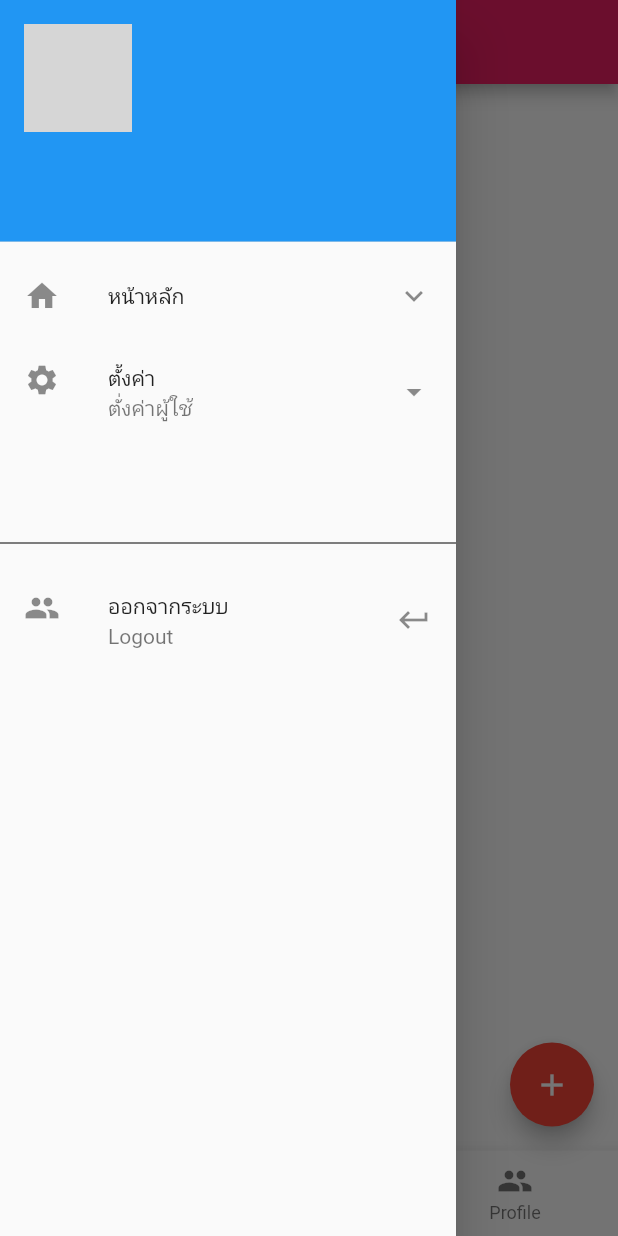
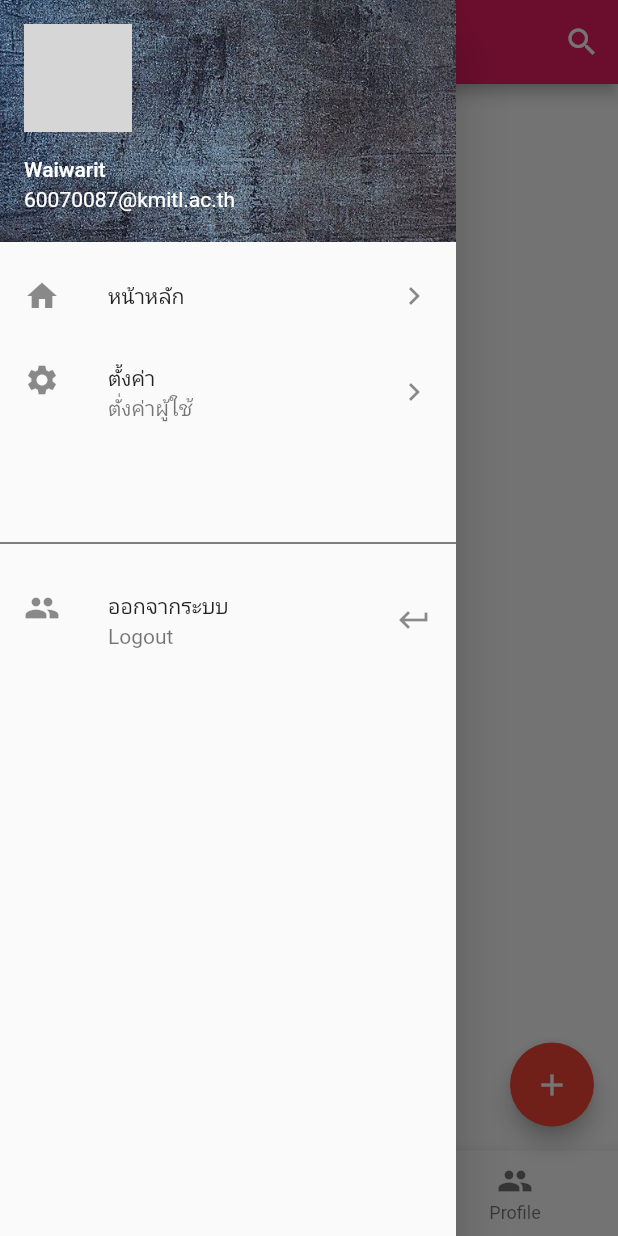
Before and after one commit to PoomNet/health_care, a Flutter app: the MainPage screen opened directly, with the side drawer open, on a phone screen of 412 x 824 dp. Run offline on Flutter 3.47's test engine with Material 2 defaults, Android fonts, the phone set to English and light mode, and no system bars; network calls fail; grey boxes are pictures that could not be loaded.

Commit message:
update page

```diff
--- a/myproject/myapp/lib/screens/home_screen.dart
+++ b/myproject/myapp/lib/screens/home_screen.dart
@@ -1,6 +1,8 @@
 import 'package:flutter/material.dart';
+import 'package:flutter/painting.dart';
 import 'package:flutter/rendering.dart';
 import 'package:flutter/widgets.dart';
+import 'package:myapp/screens/addpost_screen.dart';
 import 'package:myapp/screens/map_screen.dart';
 import 'package:myapp/screens/post_screens.dart';
 import 'package:myapp/screens/profile_screen.dart';
@@ -14,9 +16,6 @@ class _MainPageState extends State<MainPage> {
 
   int currentIndex = 0;
   List pages = [PostPage(), MyMapPage(), ProfilePage()];
-
-
-
 
   @override
   Widget build(BuildContext context) {
@@ -36,11 +35,16 @@ class _MainPageState extends State<MainPage> {
     ],);
 
     Widget appBar = AppBar(
-    title: Text('HelthCare', style: myStyle ),centerTitle: true,);
+      title: Text('HelthCare', style: myStyle ),
+      centerTitle: true,
+      actions: <Widget>[
+         new IconButton(icon: new Icon(Icons.search),onPressed: (){}),
+        ],
+      );
 
     Widget floatingAction = FloatingActionButton(
     backgroundColor: Colors.red
-    ,onPressed: () {}, child: Icon(Icons.add),);
+    ,onPressed: () {Navigator.push(context, MaterialPageRoute(builder: (context) => AddPage()));}, child: Icon(Icons.add),);
 
     Widget drawer = Drawer(
   // Add a ListView to the drawer. This ensures the user can scroll
@@ -55,12 +59,20 @@ class _MainPageState extends State<MainPage> {
           backgroundImage: NetworkImage('https://randomuser.me/api/portraits/med/women/69.jpg'),
         // backgroundColor: Colors.white10,
          ),
+         accountName: Text('Waiwarit'),
+         accountEmail: Text('60070087@kmitl.ac.th'),
+         decoration: BoxDecoration(
+           image: DecorationImage(
+             fit: BoxFit.cover,
+             image: AssetImage('assets/pic/login-bg.jpg')
+           )
+         ),
         ),
 
       ListTile(
         leading: Icon(Icons.home),
         title: Text('หน้าหลัก'),
-        trailing: Icon(Icons.keyboard_arrow_down),
+        trailing: Icon(Icons.keyboard_arrow_right),
         onTap: () {
 
         },
@@ -69,7 +81,7 @@ class _MainPageState extends State<MainPage> {
         leading:Icon(Icons.settings),
         title: Text('ตั้งค่า'),
         subtitle: Text('ตั่งค่าผู้ใช้'),
-        trailing: Icon(Icons.arrow_drop_down),
+        trailing: Icon(Icons.keyboard_arrow_right),
         onTap: () {
         },
       ),
```
Also changed, not shown: myproject/myapp/lib/screens/addpost_screen.dart (added, +19 -0 lines).
